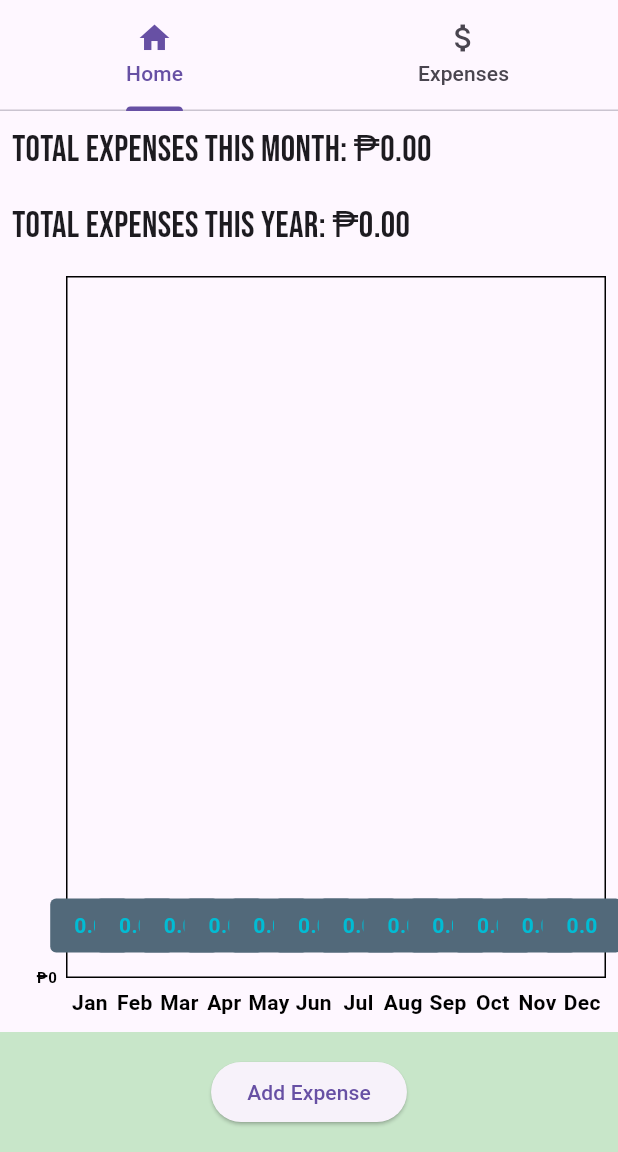
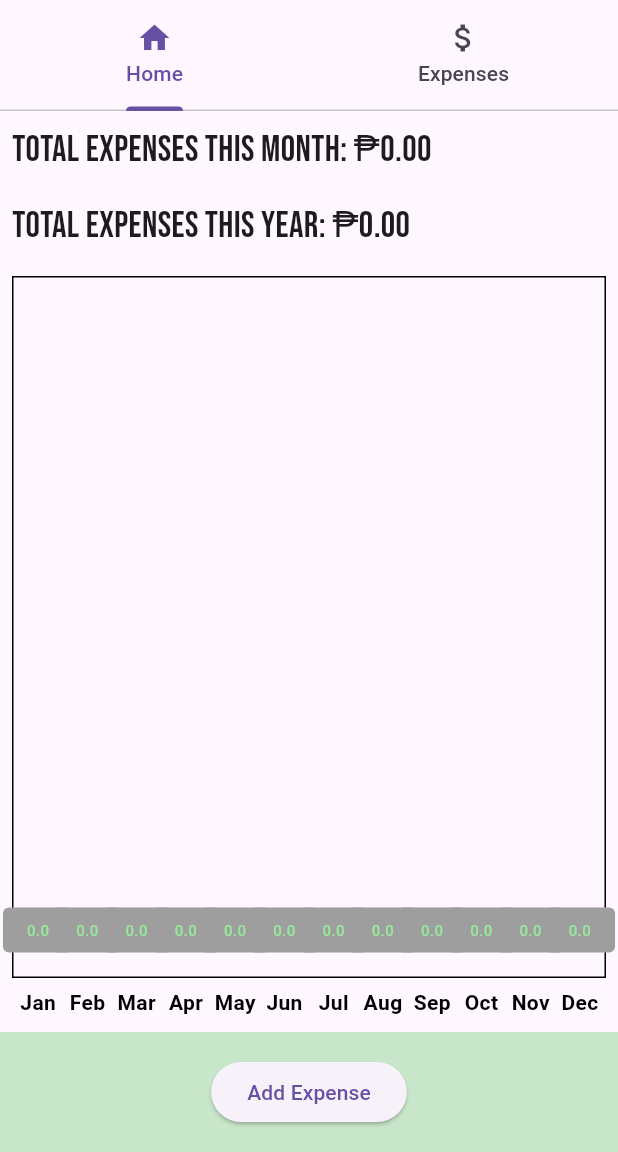
Before and after one commit to SugarSalad/Flutter, a Flutter app: the screen it shows after launch, on a phone screen of 412 x 824 dp, the part 84-1236 px from its top. Run offline on Flutter 3.47's test engine with Material 3 defaults, Android fonts, the phone set to English and light mode, and no system bars; drawn by our look-alikes of fl_chart; our stand-ins replace hive, hive_flutter; accounts and stored records are empty.

Commit message:
optimize darkmode in prompt massage and bar graph

```diff
--- a/lib/home_page.dart
+++ b/lib/home_page.dart
@@ -5,9 +5,11 @@ import 'package:hive_flutter/hive_flutter.dart';
 import 'expense.dart';
 
 class MyHomePage extends StatefulWidget {
+  // ignore: use_super_parameters
   const MyHomePage({Key? key}) : super(key: key);
 
   @override
+  // ignore: library_private_types_in_public_api
   _MyHomePageState createState() => _MyHomePageState();
 }
 
@@ -229,7 +231,7 @@ class _MyHomePageState extends State<MyHomePage>
                   },
                 ),
                 leftTitles: SideTitles(
-                  showTitles: true,
+                  showTitles: false,
                   getTextStyles: (context, value) => TextStyle(
                     fontSize: 10,
                     fontWeight: FontWeight.bold,
@@ -249,6 +251,78 @@ class _MyHomePageState extends State<MyHomePage>
                 ),
               ),
               barGroups: _generateBars(monthlyExpenses),
+              barTouchData: BarTouchData(
+                touchTooltipData: BarTouchTooltipData(
+                  tooltipBgColor: Colors.grey,
+                  getTooltipItem: (group, groupIndex, rod, rodIndex) {
+                    // ignore: unused_local_variable
+                    String month;
+                    switch (group.x.toInt()) {
+                      case 0:
+                        month = 'Jan';
+                        break;
+                      case 1:
+                        month = 'Feb';
+                        break;
+                      case 2:
+                        month = 'Mar';
+                        break;
+                      case 3:
+                        month = 'Apr';
+                        break;
+                      case 4:
+                        month = 'May';
+                        break;
+                      case 5:
+                        month = 'Jun';
+                        break;
+                      case 6:
+                        month = 'Jul';
+                        break;
+                      case 7:
+                        month = 'Aug';
+                        break;
+                      case 8:
+                        month = 'Sept';
+                        break;
+                      case 9:
+                        month = 'Oct';
+                        break;
+                      case 10:
+                        month = 'Nov';
+                        break;
+                      case 11:
+                        month = 'Dec';
+                        break;
+                      default:
+                        throw Error();
+                    }
+                    // Format value to thousands
+      String formattedValue = rod.y >= 1000
+          ? '₱${(rod.y / 1000).toStringAsFixed(1)}k'
+          : rod.y.toString();
+                    return BarTooltipItem(
+                      '',
+                      const TextStyle(
+                        color: Colors.white,
+                        fontWeight: FontWeight.bold,
+                        fontSize: 10,
+                      ),
+                      children: <TextSpan>[
+          TextSpan(
+            // ignore: unnecessary_string_interpolations
+            text: '$formattedValue',
+            style: const TextStyle(
+              color: Color.fromARGB(255, 152, 230, 155),
+              fontSize: 10,
+              fontWeight: FontWeight.w500,
+                          ),
+                        ),
+                      ],
+                    );
+                  },
+                ),
+              ),
             ),
           ),
         ),
@@ -256,6 +330,7 @@ class _MyHomePageState extends State<MyHomePage>
     ],
   );
 }
+
 
   List<BarChartGroupData> _generateBars(List<double> monthlyExpenses) {
     List<BarChartGroupData> bars = [];
@@ -268,7 +343,8 @@ class _MyHomePageState extends State<MyHomePage>
             BarChartRodData(
               y: monthlyExpenses[i],
               colors: [Colors.green],
-              width: 30,
+              borderRadius: const BorderRadius.all(Radius.zero),
+              width: 16,
             ),
           ],
           showingTooltipIndicators: [0],
@@ -324,27 +400,45 @@ class _MyHomePageState extends State<MyHomePage>
     );
   }
 
+
 void _confirmDeleteExpense(int index) async {
   bool confirmDelete = await showDialog(
     context: context,
-      builder: (context) => AlertDialog(
-        title: const Text('Confirm Delete'),
-        content: const Text('Are you sure you want to delete this expense?'),
+    builder: (context) {
+      return Theme(
+        data: isDarkMode ? ThemeData.dark() : ThemeData.light(),
+        child: AlertDialog(
+          title: Text(
+            'Confirm Delete',
+            style: TextStyle(color: isDarkMode ? Colors.white : Colors.black),
+          ),
+          content: Text(
+            'Are you sure you want to delete this expense?',
+            style: TextStyle(color: isDarkMode ? Colors.white : Colors.black),
+          ),
           actions: [
             TextButton(
               onPressed: () {
                 Navigator.of(context).pop(true);
               },
-            child: const Text('Delete'),
+              child: Text(
+                'Delete',
+                style: TextStyle(color: isDarkMode ? Colors.red : Colors.redAccent),
+              ),
             ),
             TextButton(
               onPressed: () {
                 Navigator.of(context).pop(false);
               },
-            child: const Text('Cancel'),
+              child: Text(
+                'Cancel',
+                style: TextStyle(color: isDarkMode ? Colors.white : Colors.black),
+              ),
             ),
           ],
         ),
+      );
+    },
   );
 
   if (confirmDelete) {
@@ -352,11 +446,13 @@ class _MyHomePageState extends State<MyHomePage>
   }
 }
 
+
   void _deleteExpense(int index) {
     try {
       _expenseBox.deleteAt(index);
       _fetchExpenses();
     } catch (e) {
+      // ignore: avoid_print
       print('Failed to delete expense: $e');
     }
   }
@@ -395,7 +491,7 @@ class _MyHomePageState extends State<MyHomePage>
                 decoration: InputDecoration(
                   labelText: 'Expenses',
                   labelStyle: TextStyle(color: isDarkMode ? Colors.white : Colors.black),
-                  border: OutlineInputBorder(),
+                  border: const OutlineInputBorder(),
                   enabledBorder: OutlineInputBorder(
                     borderSide: BorderSide(color: isDarkMode ? Colors.white : Colors.black),
                   ),
@@ -404,17 +500,17 @@ class _MyHomePageState extends State<MyHomePage>
                   ),
                 ),
               ),
-              SizedBox(height: 20),
+              const SizedBox(height: 20),
               TextField(
                 controller: amountController,
-                keyboardType: TextInputType.numberWithOptions(decimal: true),
+                keyboardType: const TextInputType.numberWithOptions(decimal: true),
                 style: TextStyle(color: isDarkMode ? Colors.white : Colors.black),
                 decoration: InputDecoration(
                   labelText: 'Amount',
                   prefixText: '₱',
                   labelStyle: TextStyle(color: isDarkMode ? Colors.white : Colors.black),
                   prefixStyle: TextStyle(color: isDarkMode ? Colors.white : Colors.black),
-                  border: OutlineInputBorder(),
+                  border: const OutlineInputBorder(),
                   enabledBorder: OutlineInputBorder(
                     borderSide: BorderSide(color: isDarkMode ? Colors.white : Colors.black),
                   ),
@@ -423,7 +519,7 @@ class _MyHomePageState extends State<MyHomePage>
                   ),
                 ),
               ),
-              SizedBox(height: 20),
+              const SizedBox(height: 20),
               InkWell(
                 onTap: () async {
                   final DateTime? pickedDate = await showDatePicker(
@@ -450,12 +546,12 @@ class _MyHomePageState extends State<MyHomePage>
                     border: Border.all(color: isDarkMode ? Colors.white : Colors.black),
                     borderRadius: BorderRadius.circular(5),
                   ),
-                  padding: EdgeInsets.symmetric(horizontal: 12),
+                  padding: const EdgeInsets.symmetric(horizontal: 12),
                   alignment: Alignment.centerLeft,
                   child: Row(
                     children: [
                       Icon(Icons.calendar_today, color: isDarkMode ? Colors.white : Colors.black),
-                      SizedBox(width: 10),
+                      const SizedBox(width: 10),
                       Text(
                         DateFormat('dd-MM-yyyy').format(selectedDate),
                         style: TextStyle(color: isDarkMode ? Colors.white : Colors.black),
--- a/lib/main.dart
+++ b/lib/main.dart
@@ -1,12 +1,23 @@
 import 'package:flutter/material.dart';
 import 'package:hive_flutter/hive_flutter.dart';
-import 'my_app.dart';
 import 'expense.dart';
+import 'home_page.dart';
 
 void main() async {
   WidgetsFlutterBinding.ensureInitialized();
   await Hive.initFlutter();
-  Hive.registerAdapter(ExpenseAdapter());
+  Hive.registerAdapter(ExpenseAdapter()); // Register the Expense adapter
   await Hive.openBox<Expense>('expenses');
-  runApp(const MyApp());
+  runApp(MyApp());
 }
+
+class MyApp extends StatelessWidget {
+  @override
+  Widget build(BuildContext context) {
+    return MaterialApp(
+      title: 'Budget Buddy',
+      theme: ThemeData.light(),
+      home: MyHomePage(),
+    );
+  }
+}
```
Lines whose indentation alone changed are shown as unchanged.
